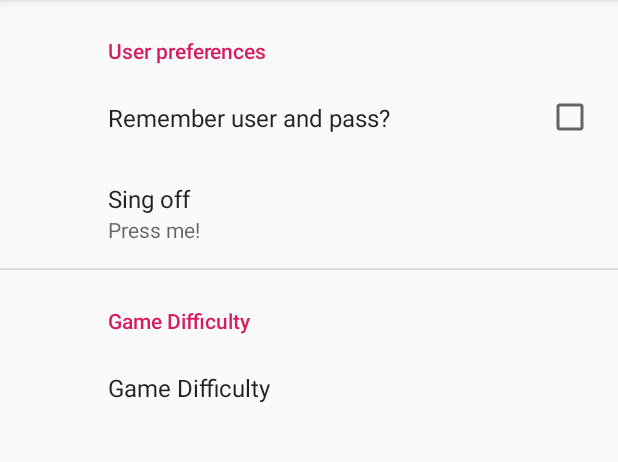
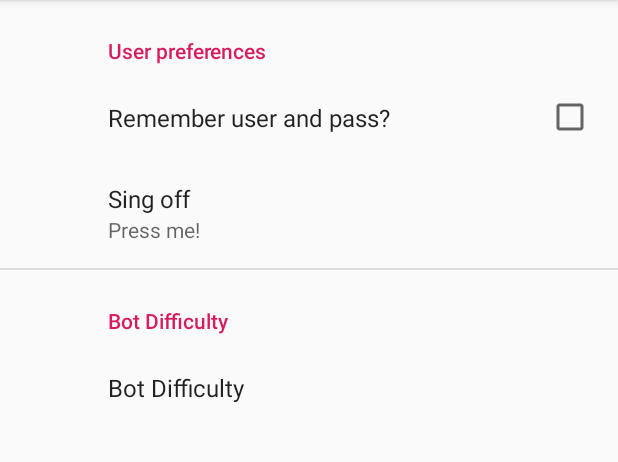
Before and after one commit to manera31/JuegoCartasCliente, an Android app: the FragmentPreferencias screen opened directly, with no data from a screen before it, on a phone screen of 412 x 824 dp, the part 84-546 px from its top. Run offline under Robolectric (Android 15) with nearby library versions, the phone set to English and light mode, and no system bars; our stand-ins replace androidx.preference.

Commit message:
Bot inteligencia suprema creado

```diff
--- a/app/src/main/res/values/strings.xml
+++ b/app/src/main/res/values/strings.xml
@@ -4,7 +4,7 @@
     <string name="preferencais_cerrar_sesion">Sing off</string>
     <string name="preferencais_cerrar_sesion_submensaje">Press me!</string>
     <string name="preferencias">Preferences</string>
-    <string name="preferencias_dificultad">Game Difficulty</string>
+    <string name="preferencias_dificultad">Bot Difficulty</string>
     <string-array name="preferencias_niveles_dificultad">
         <item>Off</item>
         <item>Random</item>
```
